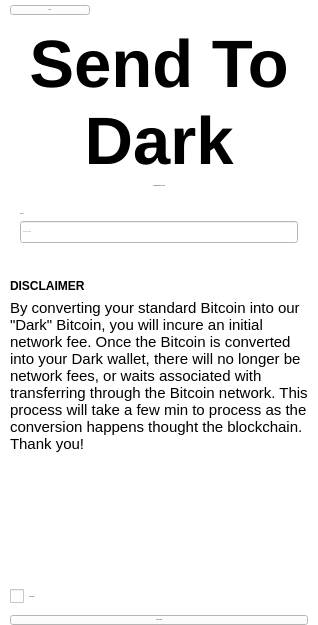
Old version of the form ThresHoDLApp/sendtodarkview.ui in the repository isaidnocookies/Threshodl-Wallet.
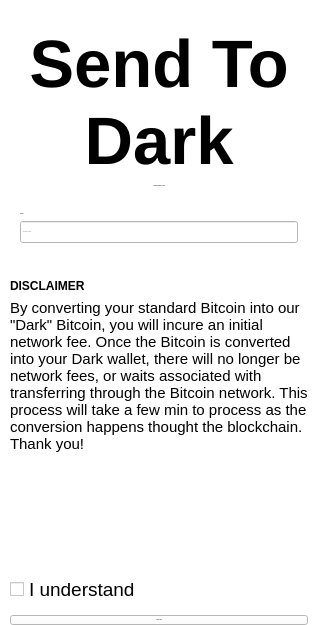
New version of the form. Icons and pictures are not drawn.

Diff of the .ui file:
```diff
--- a/ThresHoDLApp/sendtodarkview.ui
+++ b/ThresHoDLApp/sendtodarkview.ui
@@ -42,7 +42,14 @@
      <item>
       <widget class="QPushButton" name="closeButton">
        <property name="text">
-        <string>Close</string>
+        <string/>
+       </property>
+       <property name="icon">
+        <iconset resource="resources.qrc">
+         <normaloff>:/black_back</normaloff>:/black_back</iconset>
+       </property>
+       <property name="flat">
+        <bool>true</bool>
        </property>
       </widget>
      </item>
@@ -236,6 +243,11 @@
            <verstretch>0</verstretch>
           </sizepolicy>
          </property>
+         <property name="font">
+          <font>
+           <pointsize>14</pointsize>
+          </font>
+         </property>
          <property name="text">
           <string>I understand</string>
          </property>
```
Left out of the diff: 4 changed lines with no effect on the pictures.
